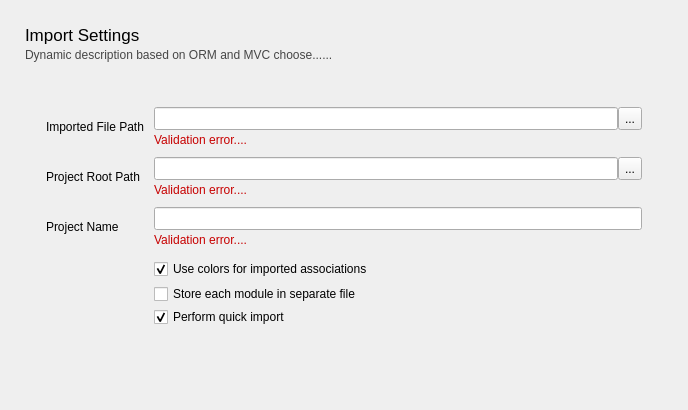
Before: the Qt Designer form src/Gui/Wizards/commonProject/pageProjectChooseImporterDirectory.ui in Atlantic18/skipper-translation, drawn with Qt 5.
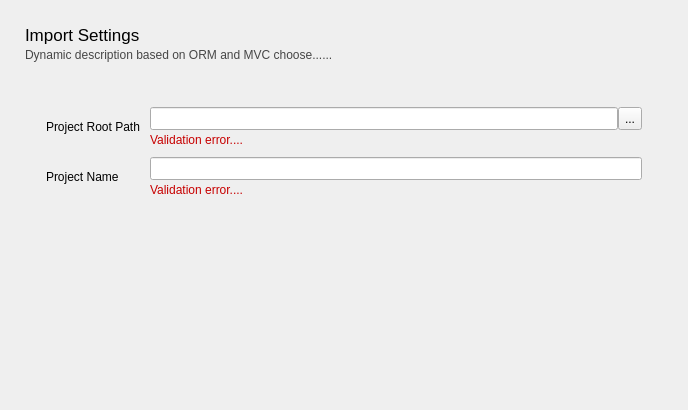
After: the same form once the commit is applied. Icons and pictures are not drawn. Custom widgets are drawn as their Qt base class.

Patch:
```diff
--- a/src/Gui/Wizards/commonProject/pageProjectChooseImporterDirectory.ui
+++ b/src/Gui/Wizards/commonProject/pageProjectChooseImporterDirectory.ui
@@ -82,7 +82,7 @@
      <property name="spacing">
       <number>10</number>
      </property>
-     <item row="2" column="0">
+     <item row="1" column="0">
       <widget class="QLabel" name="labelProjectName">
        <property name="font">
         <font>
@@ -94,7 +94,19 @@
        </property>
       </widget>
      </item>
-     <item row="1" column="1">
+     <item row="0" column="0">
+      <widget class="QLabel" name="labelDirectory">
+       <property name="font">
+        <font>
+         <pointsize>9</pointsize>
+        </font>
+       </property>
+       <property name="text">
+        <string>Project Root Path</string>
+       </property>
+      </widget>
+     </item>
+     <item row="0" column="1">
       <layout class="QVBoxLayout" name="verticalProjectRootLayout">
        <property name="spacing">
         <number>3</number>
@@ -141,19 +153,7 @@
        </item>
       </layout>
      </item>
-     <item row="0" column="0">
-      <widget class="QLabel" name="labelImportFile">
-       <property name="font">
-        <font>
-         <pointsize>9</pointsize>
-        </font>
-       </property>
-       <property name="text">
-        <string>Imported File Path</string>
-       </property>
-      </widget>
-     </item>
-     <item row="2" column="1">
+     <item row="1" column="1">
       <layout class="QVBoxLayout" name="verticalProjectNameLayout">
        <property name="spacing">
         <number>3</number>
@@ -180,235 +180,6 @@
        </item>
       </layout>
      </item>
-     <item row="0" column="1">
-      <layout class="QVBoxLayout" name="verticalImportFileLayout">
-       <property name="spacing">
-        <number>3</number>
-       </property>
-       <item>
-        <layout class="QHBoxLayout" name="horizontalFileChooser">
-         <property name="spacing">
-          <number>0</number>
-         </property>
-         <item>
-          <widget class="QLineEdit" name="editImportFile">
-           <property name="minimumSize">
-            <size>
-             <width>0</width>
-             <height>23</height>
-            </size>
-           </property>
-          </widget>
-         </item>
-         <item>
-          <widget class="QToolButton" name="btnChooseImportFile">
-           <property name="minimumSize">
-            <size>
-             <width>23</width>
-             <height>23</height>
-            </size>
-           </property>
-           <property name="text">
-            <string notr="true">...</string>
-           </property>
-          </widget>
-         </item>
-        </layout>
-       </item>
-       <item>
-        <widget class="QLabel" name="labelImportFileError">
-         <property name="styleSheet">
-          <string notr="true">color: rgb(199, 0, 0);</string>
-         </property>
-         <property name="text">
-          <string notr="true">Validation error....</string>
-         </property>
-        </widget>
-       </item>
-      </layout>
-     </item>
-     <item row="1" column="0">
-      <widget class="QLabel" name="labelDirectory">
-       <property name="font">
-        <font>
-         <pointsize>9</pointsize>
-        </font>
-       </property>
-       <property name="text">
-        <string>Project Root Path</string>
-       </property>
-      </widget>
-     </item>
-     <item row="3" column="1">
-      <layout class="QVBoxLayout" name="verticalLayout">
-       <property name="spacing">
-        <number>1</number>
-       </property>
-       <item>
-        <widget class="QFrame" name="frameColorfulImport">
-         <property name="frameShape">
-          <enum>QFrame::NoFrame</enum>
-         </property>
-         <property name="frameShadow">
-          <enum>QFrame::Plain</enum>
-         </property>
-         <layout class="QHBoxLayout" name="horizontalLayout">
-          <property name="margin">
-           <number>0</number>
-          </property>
-          <item>
-           <widget class="QCheckBox" name="checkColorfulAssociations">
-            <property name="minimumSize">
-             <size>
-              <width>0</width>
-              <height>24</height>
-             </size>
-            </property>
-            <property name="font">
-             <font>
-              <pointsize>9</pointsize>
-             </font>
-            </property>
-            <property name="text">
-             <string>Use colors for imported associations</string>
-            </property>
-            <property name="checked">
-             <bool>true</bool>
-            </property>
-           </widget>
-          </item>
-         </layout>
-        </widget>
-       </item>
-       <item>
-        <widget class="QFrame" name="frameSeparatedFiles">
-         <layout class="QHBoxLayout" name="layoutSeparateModuleFiles">
-          <property name="margin">
-           <number>0</number>
-          </property>
-          <item>
-           <widget class="QCheckBox" name="checkSeparateModuleFiles">
-            <property name="minimumSize">
-             <size>
-              <width>0</width>
-              <height>24</height>
-             </size>
-            </property>
-            <property name="font">
-             <font>
-              <pointsize>9</pointsize>
-             </font>
-            </property>
-            <property name="text">
-             <string>Store each module in separate file</string>
-            </property>
-           </widget>
-          </item>
-          <item>
-           <widget class="QLabel" name="labelSeparateModuleFilesInfo">
-            <property name="toolTip">
-             <string>&lt;html&gt;&lt;head/&gt;&lt;body&gt;&lt;p&gt;If selected, each imported module is stored in separate .module.xml file located in module directory&lt;/p&gt;&lt;/body&gt;&lt;/html&gt;</string>
-            </property>
-            <property name="text">
-             <string/>
-            </property>
-            <property name="pixmap">
-             <pixmap resource="../../../Images/images.qrc">:/FunctionImages/about_16.png</pixmap>
-            </property>
-           </widget>
-          </item>
-          <item>
-           <spacer name="horizontalSpacer_2">
-            <property name="orientation">
-             <enum>Qt::Horizontal</enum>
-            </property>
-            <property name="sizeHint" stdset="0">
-             <size>
-              <width>40</width>
-              <height>20</height>
-             </size>
-            </property>
-           </spacer>
-          </item>
-         </layout>
-        </widget>
-       </item>
-       <item>
-        <widget class="QFrame" name="frameQuickSettings">
-         <layout class="QHBoxLayout" name="horizontalLayout_2">
-          <property name="margin">
-           <number>0</number>
-          </property>
-          <item>
-           <widget class="QCheckBox" name="checkQuickImport">
-            <property name="sizePolicy">
-             <sizepolicy hsizetype="Maximum" vsizetype="Fixed">
-              <horstretch>0</horstretch>
-              <verstretch>0</verstretch>
-             </sizepolicy>
-            </property>
-            <property name="font">
-             <font>
-              <pointsize>9</pointsize>
-             </font>
-            </property>
-            <property name="toolTip">
-             <string extracomment="a1"/>
-            </property>
-            <property name="statusTip">
-             <string extracomment="a2"/>
-            </property>
-            <property name="whatsThis">
-             <string extracomment="a3"/>
-            </property>
-            <property name="text">
-             <string>Perform quick import</string>
-            </property>
-            <property name="checked">
-             <bool>true</bool>
-            </property>
-           </widget>
-          </item>
-          <item>
-           <widget class="Atomix::QtExt::QLabelEx" name="labelQuickImportHint">
-            <property name="mouseTracking">
-             <bool>true</bool>
-            </property>
-            <property name="toolTip">
-             <string>Wizard will skip advanced steps and use default settings.</string>
-            </property>
-            <property name="statusTip">
-             <string extracomment="22"/>
-            </property>
-            <property name="whatsThis">
-             <string extracomment="33"/>
-            </property>
-            <property name="text">
-             <string/>
-            </property>
-            <property name="pixmap">
-             <pixmap resource="../../../Images/images.qrc">:/FunctionImages/about_16.png</pixmap>
-            </property>
-           </widget>
-          </item>
-          <item>
-           <spacer name="horizontalSpacer">
-            <property name="orientation">
-             <enum>Qt::Horizontal</enum>
-            </property>
-            <property name="sizeHint" stdset="0">
-             <size>
-              <width>40</width>
-              <height>20</height>
-             </size>
-            </property>
-           </spacer>
-          </item>
-         </layout>
-        </widget>
-       </item>
-      </layout>
-     </item>
     </layout>
    </item>
    <item>
@@ -426,13 +197,6 @@
    </item>
   </layout>
  </widget>
- <customwidgets>
-  <customwidget>
-   <class>Atomix::QtExt::QLabelEx</class>
-   <extends>QLabel</extends>
-   <header location="global">axQt/axQtGui/labelEx.h</header>
-  </customwidget>
- </customwidgets>
  <tabstops>
   <tabstop>editDirectory</tabstop>
   <tabstop>btnChooseDirectory</tabstop>
```
Left out of the diff: 15 changed lines with no effect on the pictures.
